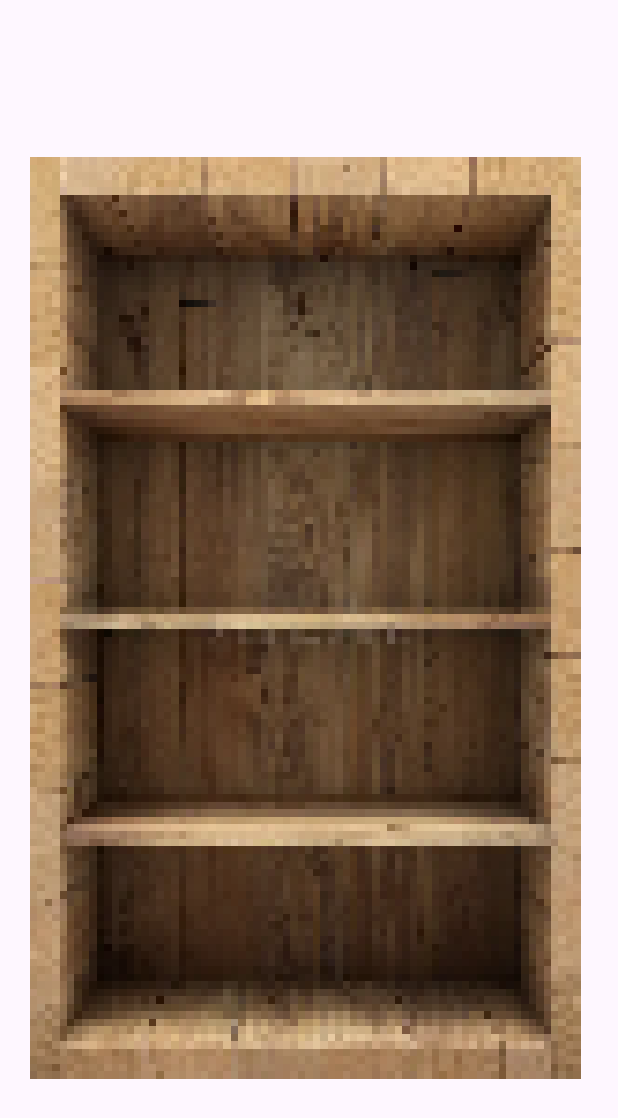
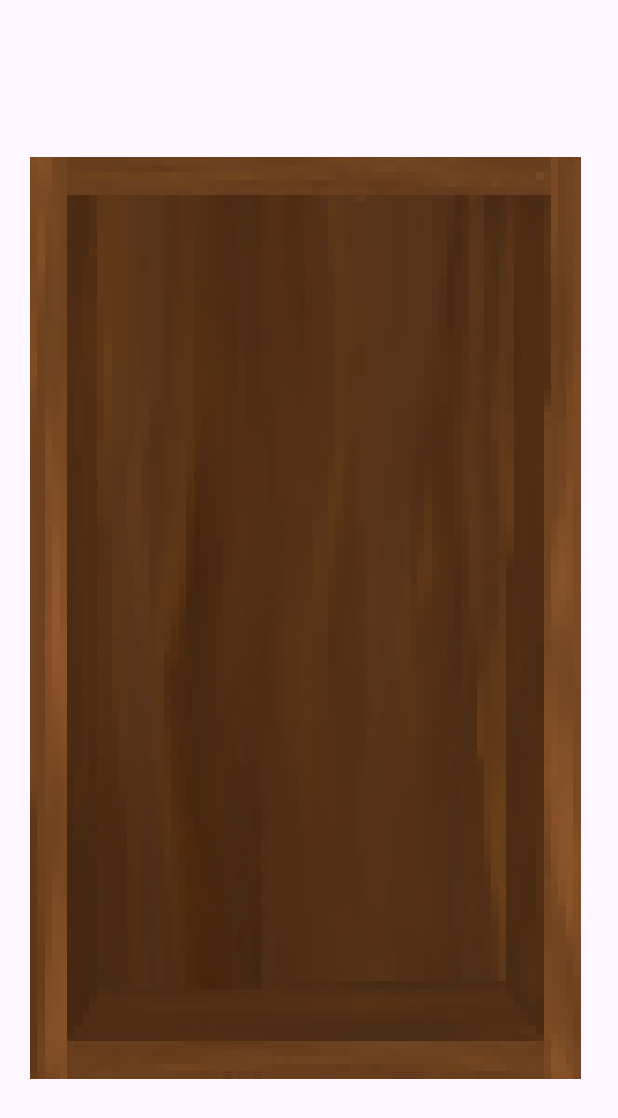
Before and after one commit to jagoda-ks/Digishelf, a Flutter app: the screen it shows after launch, on a phone screen of 412 x 824 dp. Shown: the top 1118 px of the screen. Run offline on Flutter 3.47's test engine with Material 3 defaults, Android fonts, the phone set to English and light mode, and no system bars.

Commit message:
yagoda's beautiful art

```diff
--- a/lib/shelf.dart
+++ b/lib/shelf.dart
@@ -189,7 +189,7 @@ void dispose() {
 
                 Positioned.fill(
                   child: Image.asset(
-                    'assets/shelf.png',
+                    'assets/Bookshelf_Shell.png',
                     fit: BoxFit.fill,
                     filterQuality: FilterQuality.none,
                   ),
@@ -257,15 +257,11 @@ void dispose() {
                 gradient: LinearGradient(
                   begin: Alignment.bottomCenter,
                   end: Alignment.topCenter,
-                  colors: _isOverDropZone
-                      ? [
-                          Colors.amber.withOpacity(0.5),
-                          Colors.amber.withOpacity(0.1),
+                  colors:
+                       [
+                          const Color.fromARGB(255, 112, 64, 10).withOpacity(0.8),
+                          const Color.fromARGB(255, 107, 57, 1).withOpacity(0.9),
                         ]
-                      : [
-                          Colors.white.withOpacity(0.15),
-                          Colors.white.withOpacity(0.0),
-                        ],
                 ),
               ),
               child: Center(
--- a/pubspec.yaml
+++ b/pubspec.yaml
@@ -62,6 +62,7 @@ flutter:
   # To add assets to your application, add an assets section, like this:
   assets:
     - assets/shelf.png
+    - assets/Bookshelf_Shell.png
 
   # An image asset can refer to one or more resolution-specific "variants", see
   # https://flutter.dev/to/resolution-aware-images
```
Also changed, not shown: assets/Bookshelf_Shell.png (added).
